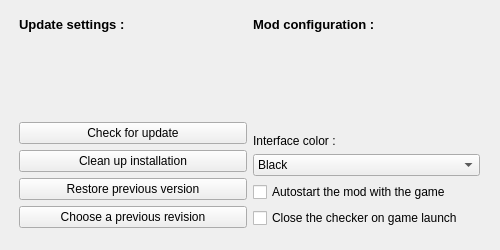
dbkblk/rand_launcher, file optionbox.ui: the form before one commit.
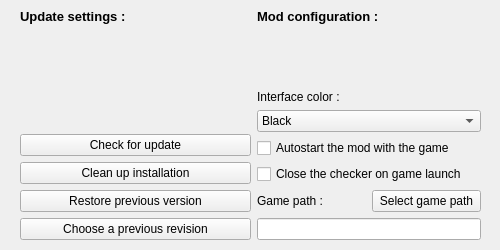
The form after the commit.

Commit message: Add an executable path check

```diff
--- a/optionbox.ui
+++ b/optionbox.ui
@@ -22,10 +22,10 @@
   <widget class="QWidget" name="horizontalLayoutWidget">
    <property name="geometry">
     <rect>
-     <x>19</x>
-     <y>17</y>
+     <x>20</x>
+     <y>9</y>
      <width>461</width>
-     <height>211</height>
+     <height>231</height>
     </rect>
    </property>
    <layout class="QHBoxLayout" name="horizontalLayout">
@@ -171,6 +171,43 @@
         </property>
        </widget>
       </item>
+      <item>
+       <layout class="QHBoxLayout" name="horizontalLayout_2">
+        <item>
+         <widget class="QLabel" name="label">
+          <property name="text">
+           <string>Game path :</string>
+          </property>
+         </widget>
+        </item>
+        <item>
+         <widget class="QPushButton" name="opt_bt_path">
+          <property name="text">
+           <string>Select game path</string>
+          </property>
+         </widget>
+        </item>
+       </layout>
+      </item>
+      <item>
+       <widget class="QLineEdit" name="opt_text_path">
+        <property name="sizePolicy">
+         <sizepolicy hsizetype="Fixed" vsizetype="Fixed">
+          <horstretch>0</horstretch>
+          <verstretch>0</verstretch>
+         </sizepolicy>
+        </property>
+        <property name="minimumSize">
+         <size>
+          <width>224</width>
+          <height>0</height>
+         </size>
+        </property>
+        <property name="readOnly">
+         <bool>true</bool>
+        </property>
+       </widget>
+      </item>
      </layout>
     </item>
    </layout>
```
Left out of the diff: 4 changed lines with no effect on the pictures. The commit also changes 7 other files.
